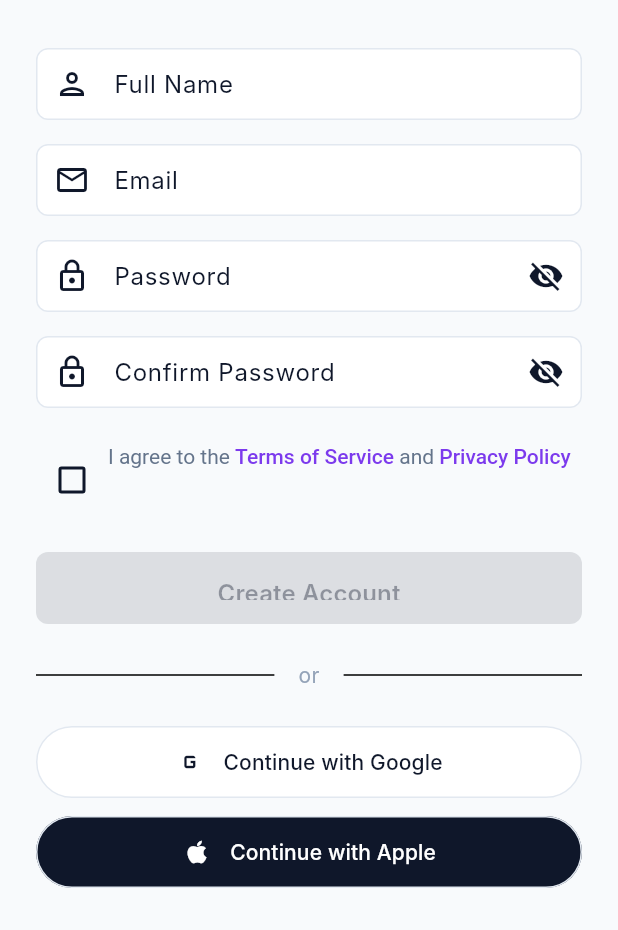
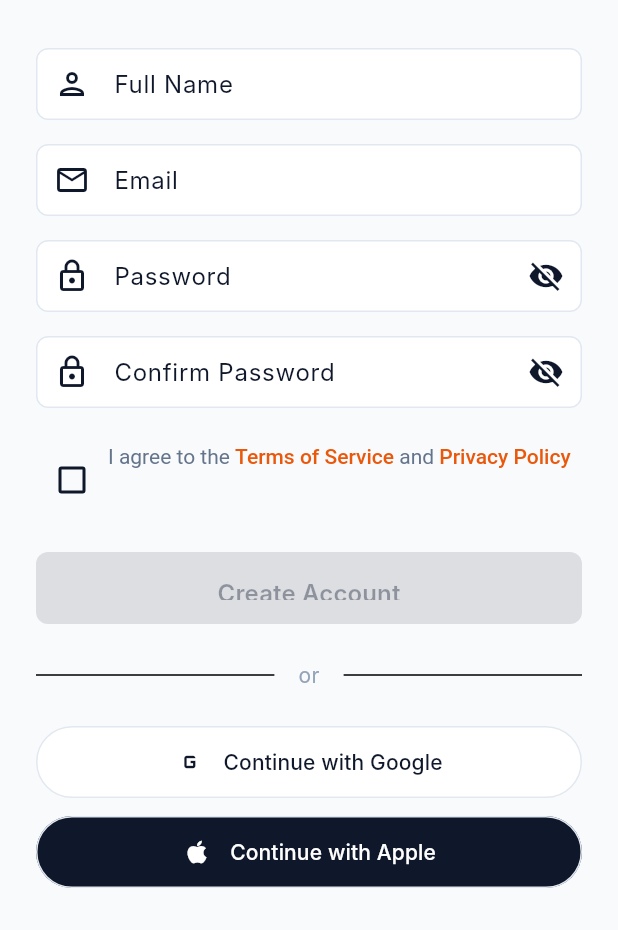
Before and after one commit to karizacharlotte/Kinya_Learn, a Flutter app: the screen it shows after launch, after a tap on "Create Account", on a phone screen of 412 x 824 dp, the part 306-1236 px from its top. Run offline on Flutter 3.47's test engine with Material 3 defaults, Android fonts, the phone set to English and light mode, and no system bars; our stand-ins replace youtube_player_flutter; Roboto replaces fonts that are missing (Inter).

Commit message:
Changedthe app color

```diff
--- a/lib/main.dart
+++ b/lib/main.dart
@@ -1,4 +1,5 @@
 import 'package:flutter/material.dart';
+import 'package:flutter/rendering.dart';
 import 'pages/home_page.dart';
 import 'pages/lessons_screen.dart';
 import 'pages/lesson_page.dart';
@@ -19,11 +20,13 @@ import 'pages/lesson_detail_screen.dart';
 import 'pages/practice_quiz_screen.dart' as practice_quiz;
 
 void main() {
+  debugPaintSizeEnabled = false; // Highlights layout issues
   runApp(const KinyaLearnApp());
 }
 
 class KinyaLearnApp extends StatelessWidget {
   const KinyaLearnApp({super.key});
+    final videoUrl = "https://www.youtube.com/watch?v=1k9UcU-5tc8&list"; // Example video
 
   @override
   Widget build(BuildContext context) {
--- a/lib/pages/auth/auth_choice_screen.dart
+++ b/lib/pages/auth/auth_choice_screen.dart
@@ -18,8 +18,8 @@ class AuthChoiceScreen extends StatelessWidget {
             begin: Alignment.topCenter,
             end: Alignment.bottomCenter,
             colors: [
-              Color.fromARGB(255, 78, 42, 147),
-              Color.fromARGB(255, 78, 42, 147), // changed from 95, 72, 60
+              AppTheme.primaryOrange,
+              AppTheme.primaryOrange, // changed from 95, 72, 60
             ],
           ),
         ),
@@ -107,7 +107,7 @@ class AuthChoiceScreen extends StatelessWidget {
                     onPressed: () => Navigator.pushNamed(context, '/login'),
                     style: ElevatedButton.styleFrom(
                       backgroundColor: Colors.white,
-                      foregroundColor: const Color.fromARGB(255, 78, 42, 147), // changed from 158, 74, 21
+                      foregroundColor:  AppTheme.primaryOrange, // changed from 158, 74, 21
                       elevation: 0,
                       shape: RoundedRectangleBorder(
                         borderRadius: BorderRadius.circular(12),
--- a/lib/pages/auth/login_screen.dart
+++ b/lib/pages/auth/login_screen.dart
@@ -30,8 +30,8 @@ class _LoginScreenState extends State<LoginScreen> {
             begin: Alignment.topCenter,
             end: Alignment.bottomCenter,
             colors: [
-              Color.fromARGB(255, 78, 42, 147), // changed from 158, 74, 21
-              Color.fromARGB(255, 78, 42, 147), // changed from 95, 72, 60
+              AppTheme.primaryOrange, // changed from 158, 74, 21
+              AppTheme.primaryOrange, // changed from 95, 72, 60
             ],
           ),
         ),
--- a/lib/pages/home_page.dart
+++ b/lib/pages/home_page.dart
@@ -33,8 +33,8 @@ class HomePage extends StatelessWidget {
                         begin: Alignment.topCenter,
                         end: Alignment.bottomCenter,
                         colors: [
-                          Color.fromARGB(255, 78, 42, 147),
-                          Color.fromARGB(255, 78, 42, 147),
+                          AppTheme.primaryOrange,
+                          AppTheme.primaryOrange,
                         ],
                       ),
                     ),
--- a/lib/pages/lessons_screen.dart
+++ b/lib/pages/lessons_screen.dart
@@ -32,8 +32,8 @@ class LessonsScreen extends StatelessWidget {
                   begin: Alignment.topCenter,
                   end: Alignment.bottomCenter,
                   colors: [
-                    Color.fromARGB(255, 78, 42, 147),
-                    Color.fromARGB(255, 78, 42, 147),
+                    AppTheme.primaryOrange,
+                    AppTheme.primaryOrange,
                   ],
                 ),
               ),
@@ -123,7 +123,7 @@ class LessonsScreen extends StatelessWidget {
   Widget _buildLessonCard(BuildContext context, Lesson lesson, int index,
       {bool isTablet = false}) {
     final colors = [
-      const Color.fromARGB(255, 78, 42, 147),
+    AppTheme.primaryOrange,
       const Color(0xFF00A1DE),
       const Color(0xFF00A651),
       const Color(0xFFFAD201),
--- a/lib/pages/splash_screen.dart
+++ b/lib/pages/splash_screen.dart
@@ -72,8 +72,8 @@ class _SplashScreenState extends State<SplashScreen>
             begin: Alignment.topCenter,
             end: Alignment.bottomCenter,
             colors: [
-              Color.fromARGB(255, 78, 42, 147), // changed from 158, 74, 21
-              Color.fromARGB(255, 78, 42, 147), // changed from 95, 72, 60
+              AppTheme.primaryOrange, // changed from 158, 74, 21
+              AppTheme.primaryOrange, // changed from 95, 72, 60
             ],
           ),
         ),
--- a/lib/theme/app_theme.dart
+++ b/lib/theme/app_theme.dart
@@ -7,16 +7,16 @@ class AppTheme {
   static const Color cardBackground = Color(0xFFFFFFFF);
 
   // Primary brand colors from Figma
-  static const Color primaryPurple = Color(0xFF7C3AED);
-  static const Color primaryBlue = Color(0xFF8B5CF6); // Light purple
+  static const Color primaryOrange = Color(0xFFEA580C);
+  static const Color primaryPurple = primaryOrange;
+  static const Color primaryBlue = primaryOrange; // Light purple
   static const Color primaryGreen = Color(0xFF800020); // Maroon color
-  static const Color primaryOrange = Color(0xFFEA580C);
   static const Color primaryRed = Color(0xFFDC2626);
-  static const Color primaryTeal = Color(0xFF0891B2);
+  static const Color primaryTeal = primaryOrange;
 
   // Accent colors from design
   static const Color accentPink = Color(0xFFEC4899);
-  static const Color accentIndigo = Color(0xFF6366F1); // Medium purple
+  static const Color accentIndigo = primaryOrange; // Medium purple
   static const Color accentEmerald = Color(0xFF800020); // Maroon color
 
   // Neutral colors from Figma
@@ -30,7 +30,7 @@ class AppTheme {
   static const Color success = Color(0xFF22C55E);
   static const Color warning = Color(0xFFF59E0B);
   static const Color error = Color(0xFFEF4444);
-  static const Color info = Color(0xFF3B82F6);
+  static const Color info = primaryOrange;
 
   static ThemeData get lightTheme {
     return ThemeData(
@@ -43,7 +43,7 @@ class AppTheme {
         onPrimary: Colors.white,
         secondary: primaryGreen,
         onSecondary: Colors.white,
-        tertiary: Color(0xFF8B5CF6), // Light purple instead of blue
+        tertiary: primaryOrange, // Light purple instead of blue
         onTertiary: Colors.white,
         error: error,
         onError: Colors.white,
@@ -128,7 +128,7 @@ class AppTheme {
   static const LinearGradient primaryGradient = LinearGradient(
     begin: Alignment.topLeft,
     end: Alignment.bottomRight,
-    colors: [primaryPurple, Color(0xFF8B5CF6)], // Purple to light purple
+    colors: [primaryPurple, Color.fromARGB(255, 199, 77, 11)], // Purple to light purple
   );
 
   static const LinearGradient successGradient = LinearGradient(
--- a/pubspec.yaml
+++ b/pubspec.yaml
@@ -10,6 +10,7 @@ dependencies:
   flutter:
     sdk: flutter
   cupertino_icons: ^1.0.2
+  youtube_player_flutter: ^8.0.0
 
 dev_dependencies:
   flutter_test:
```
Also changed, not shown: lib/pages/certificate_screen.dart (+7 -7 lines), lib/pages/culture_screen.dart (+7 -6 lines), lib/pages/lesson_detail_screen.dart (+72 -0 lines), lib/pages/lesson_page.dart (+4 -3 lines), lib/pages/payment_screen.dart (+4 -4 lines), lib/pages/practice_screen.dart (+6 -6 lines), lib/pages/profile_screen.dart (+4 -4 lines), lib/video.dart (added, +70 -0 lines), pubspec.lock, 3 other files.
